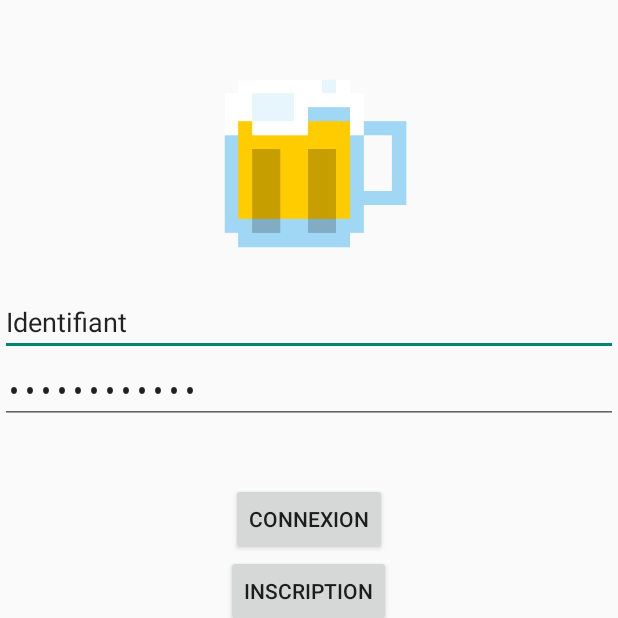
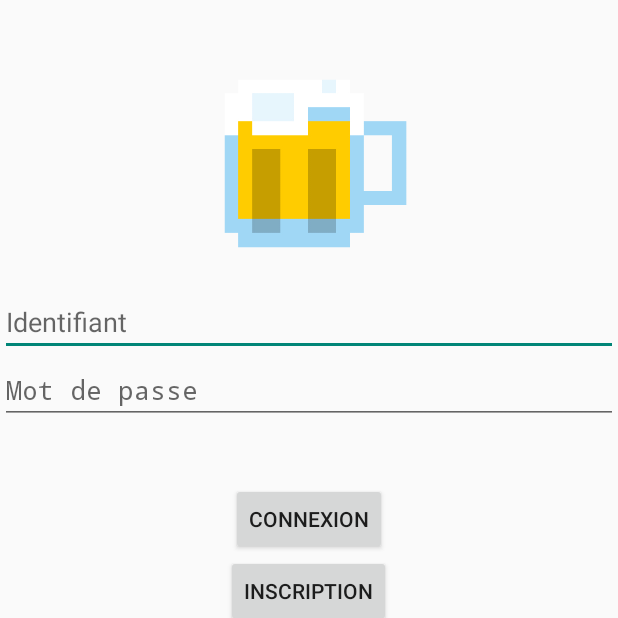
Before and after one commit to Derwaan/Bartender, an Android app: the screen it shows after launch (LoginActivity), on a phone screen of 412 x 824 dp, the top half of it. Run offline under Robolectric (Android 15) with nearby library versions, the phone set to English and light mode, and no system bars.

Commit message:
¯\_(ツ)_/¯

```diff
--- a/Application/app/src/main/java/m/groupe/bartender/model/User.java
+++ b/Application/app/src/main/java/m/groupe/bartender/model/User.java
@@ -234,7 +234,7 @@ public class User {
     /**
      * Fournit la liste des utilisateurs.
      */
-    public static ArrayList<User> getUtilisateurs() {
+    /*public static ArrayList<User> getUtilisateurs() {
         // Récupération du  SQLiteHelper et de la base de données.
         SQLiteDatabase db = MySQLiteHelper.get().getReadableDatabase();
 
@@ -285,5 +285,5 @@ public class User {
 
         return users;
     }
-
+*/
 }
--- a/Application/app/src/main/res/layout/activity_login.xml
+++ b/Application/app/src/main/res/layout/activity_login.xml
@@ -7,7 +7,7 @@
         android:layout_height="wrap_content"
         android:id="@+id/login_field"
         android:layout_marginTop="192dp"
-        android:text="Identifiant"
+        android:hint="Identifiant"
         android:layout_alignParentTop="true"
         android:layout_alignParentLeft="true"
         android:layout_alignParentStart="true"
@@ -20,7 +20,10 @@
         android:inputType="textPassword"
         android:ems="10"
         android:id="@+id/password_field"
-        android:text="Mot de passe"
+        android:hint="Mot de passe"
+        android:imeActionLabel="@string/login_btn"
+        android:imeActionId="6"
+        android:imeOptions="actionDone"
         android:layout_below="@+id/login_field"
         android:layout_alignParentLeft="true"
         android:layout_alignParentStart="true"
@@ -31,6 +34,7 @@
         android:layout_width="wrap_content"
         android:layout_height="wrap_content"
         android:text="Connexion"
+        android:onClick="login"
         android:id="@+id/login_btn"
         android:layout_below="@+id/password_field"
         android:layout_centerHorizontal="true"
@@ -40,6 +44,7 @@
         android:layout_width="wrap_content"
         android:layout_height="wrap_content"
         android:text="Inscription"
+        android:onClick="register"
         android:id="@+id/register_btn"
         android:layout_below="@+id/login_btn"
         android:layout_centerHorizontal="true" />
--- a/Application/app/src/main/res/values/strings.xml
+++ b/Application/app/src/main/res/values/strings.xml
@@ -6,6 +6,7 @@
     <string name="login_password_hint">Mot de passe</string>
     <string name="login_username">Nom d\'utilisateur</string>
     <string name="login_wrong_password_msg">Le mot de passe saisi est incorrect</string>
+    <string name="login_btn">Se connecter</string>
 
     <string name="action_settings">Settings</string>
 </resources>
```
Also changed, not shown: Application/app/src/main/java/m/groupe/bartender/MySQLiteHelper.java (added, +219 -0 lines), 1 other file.
